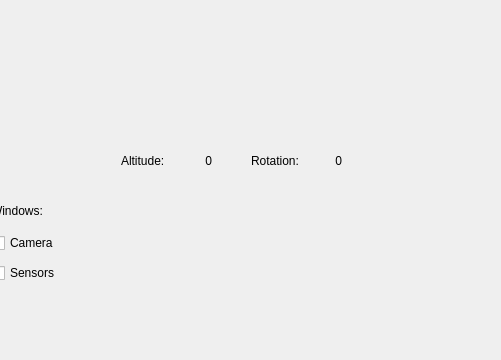
Old version of the form src/tools/uav_viewer_py/gui/ui_gui.ui in the repository JdeRobot/base; both pictures show x 289 to 790 and y 190 to 550 of the 790 by 550 pixel window.
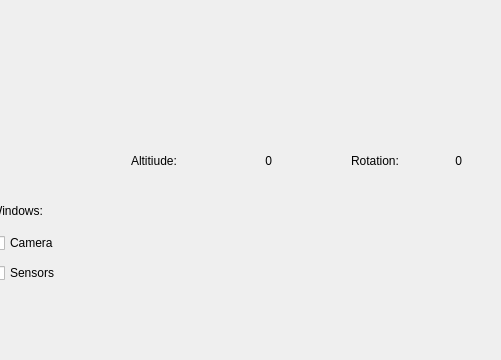
New version of the form. Icons and pictures are not drawn.

```diff
--- a/src/tools/uav_viewer_py/gui/ui_gui.ui
+++ b/src/tools/uav_viewer_py/gui/ui_gui.ui
@@ -98,14 +98,14 @@
    <widget class="QLabel" name="altdLabel">
     <property name="geometry">
      <rect>
-      <x>410</x>
+      <x>420</x>
       <y>340</y>
-      <width>51</width>
+      <width>71</width>
       <height>21</height>
      </rect>
     </property>
     <property name="text">
-     <string>Altitude:</string>
+     <string>Altitiude:</string>
     </property>
    </widget>
    <widget class="QWidget" name="verticalLayoutWidget">
@@ -122,7 +122,7 @@
    <widget class="QLabel" name="rotationLabel">
     <property name="geometry">
      <rect>
-      <x>540</x>
+      <x>640</x>
       <y>340</y>
       <width>65</width>
       <height>21</height>
@@ -193,9 +193,9 @@
    <widget class="QLabel" name="altdValue">
     <property name="geometry">
      <rect>
-      <x>460</x>
+      <x>510</x>
       <y>340</y>
-      <width>41</width>
+      <width>51</width>
       <height>21</height>
      </rect>
     </property>
@@ -212,7 +212,7 @@
    <widget class="QLabel" name="rotValue">
     <property name="geometry">
      <rect>
-      <x>590</x>
+      <x>710</x>
       <y>340</y>
       <width>41</width>
       <height>21</height>
```
Left out of the diff: 16 changed lines with no effect on the pictures.
